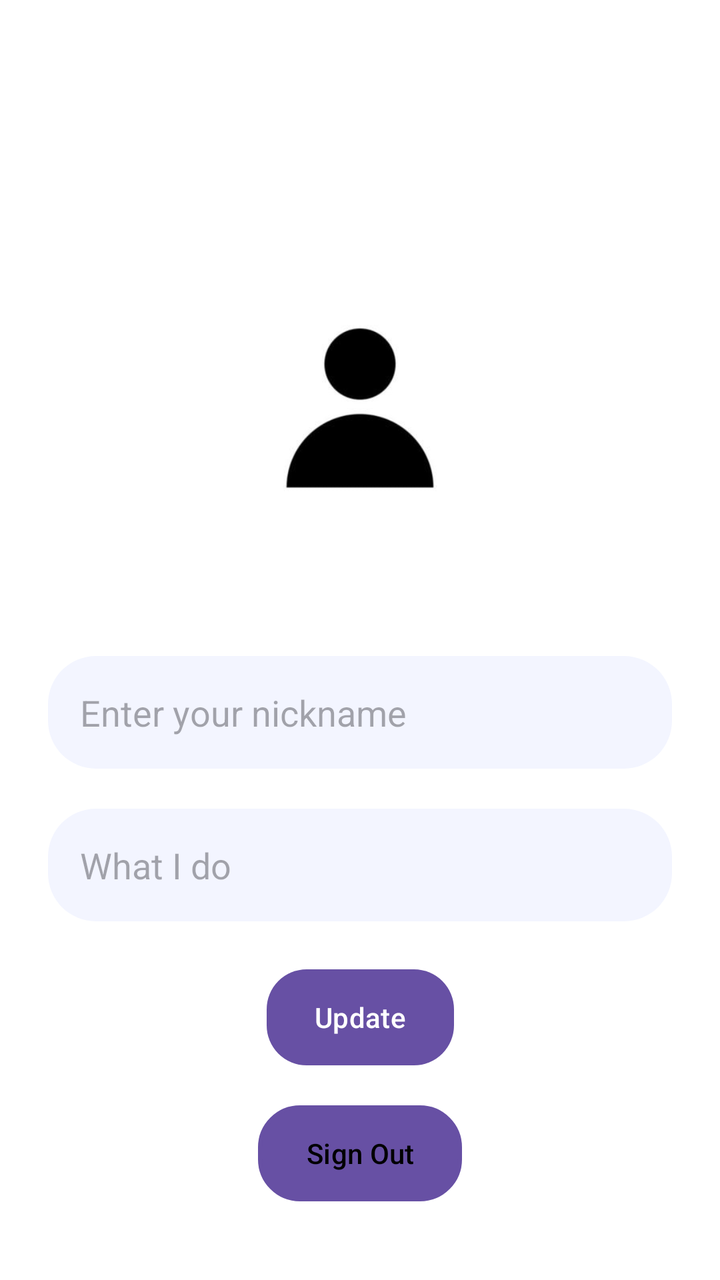
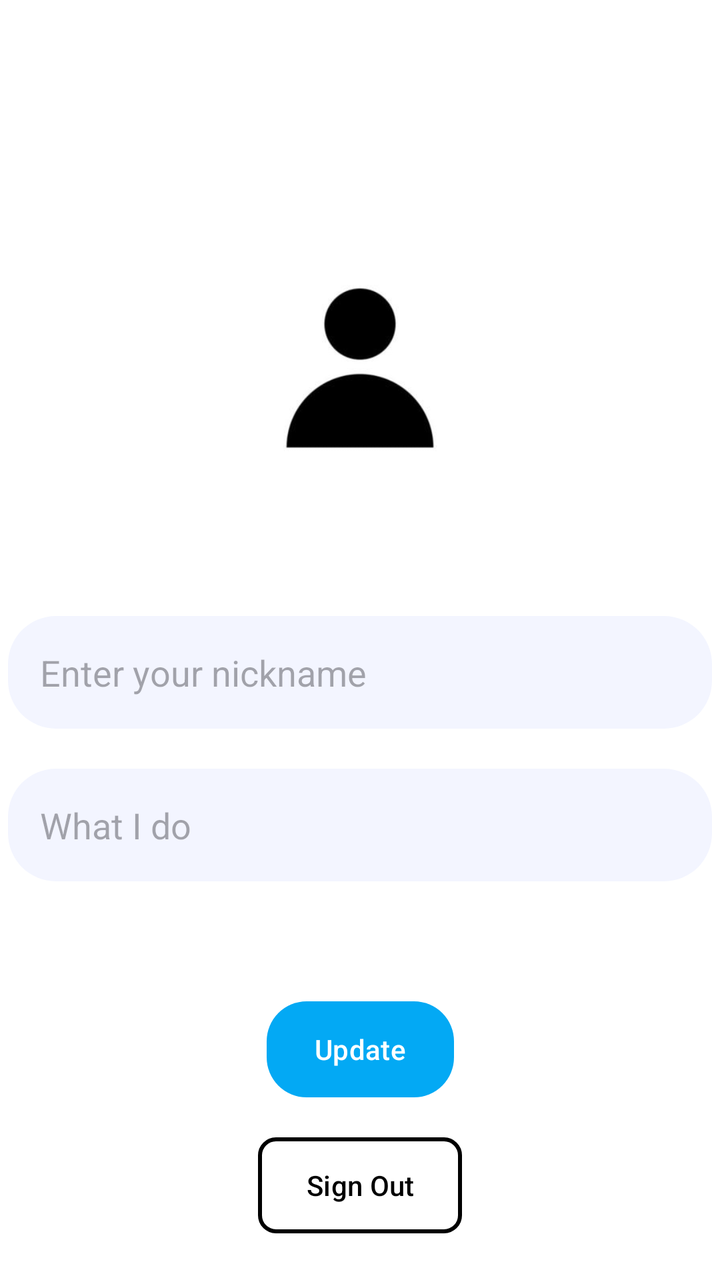

Two renders of the same Android screen: before a commit and after it. Below are the layout's source before the change and the commit's diff.
<!-- AndroidManifest.xml: application theme Theme.MessengerApp -->
<!-- res/layout/activity_profile.xml -->
<?xml version="1.0" encoding="utf-8"?>
<androidx.constraintlayout.widget.ConstraintLayout
    xmlns:android="http://schemas.android.com/apk/res/android"
    xmlns:app="http://schemas.android.com/apk/res-auto"
    android:layout_width="match_parent"
    android:layout_height="match_parent"
    android:background="@color/white"
    android:padding="@dimen/screen_padding">

    <ImageView
        android:id="@+id/ivProfileImage"
        android:layout_width="@dimen/profile_image_size"
        android:layout_height="@dimen/profile_image_size"
        android:layout_marginTop="@dimen/avatar_margin_top"
        android:background="@drawable/circle_shape"
        android:scaleType="centerCrop"
        android:src="@drawable/profile_picture"
        app:layout_constraintTop_toTopOf="parent"
        app:layout_constraintStart_toStartOf="parent"
        app:layout_constraintEnd_toEndOf="parent"
        app:layout_constraintHorizontal_bias="0.5" />

    <EditText
        android:id="@+id/etNickname"
        android:layout_width="0dp"
        android:layout_height="wrap_content"
        android:layout_marginTop="@dimen/input_margin_top"
        android:background="@drawable/edit_text"
        android:hint="@string/nickname"
        android:padding="@dimen/input_padding"
        app:layout_constraintTop_toBottomOf="@id/ivProfileImage"
        app:layout_constraintStart_toStartOf="parent"
        app:layout_constraintEnd_toEndOf="parent" />

    <EditText
        android:id="@+id/etProfession"
        android:layout_width="0dp"
        android:layout_height="wrap_content"
        android:layout_marginTop="@dimen/input_spacing"
        android:background="@drawable/edit_text"
        android:hint="@string/profession"
        android:padding="@dimen/input_padding"
        app:layout_constraintTop_toBottomOf="@id/etNickname"
        app:layout_constraintStart_toStartOf="parent"
        app:layout_constraintEnd_toEndOf="parent" />

    <Button
        android:id="@+id/btnUpdate"
        android:layout_width="wrap_content"
        android:layout_height="wrap_content"
        android:layout_marginTop="@dimen/button_margin_top"
        android:background="@drawable/button_design"
        android:text="@string/update"
        android:textAllCaps="false"
        android:textColor="@color/white"
        app:layout_constraintTop_toBottomOf="@id/etProfession"
        app:layout_constraintStart_toStartOf="parent"
        app:layout_constraintEnd_toEndOf="parent"
        app:layout_constraintHorizontal_bias="0.5" />

    <Button
        android:id="@+id/btnSignOut"
        android:layout_width="wrap_content"
        android:layout_height="wrap_content"
        android:layout_marginTop="@dimen/input_spacing"
        android:background="@drawable/outlined_button"
        android:text="@string/sign_out"
        android:textAllCaps="false"
        android:textColor="@color/black"
        app:layout_constraintTop_toBottomOf="@id/btnUpdate"
        app:layout_constraintStart_toStartOf="parent"
        app:layout_constraintEnd_toEndOf="parent"
        app:layout_constraintHorizontal_bias="0.5" />

</androidx.constraintlayout.widget.ConstraintLayout>
<!-- resources referenced by this layout -->
<resources>
  <color name="black">#FF000000</color>
  <color name="white">#FFFFFFFF</color>
  <dimen name="avatar_margin_top">100dp</dimen>
  <dimen name="button_margin_top">24dp</dimen>
  <dimen name="input_margin_top">44dp</dimen>
  <dimen name="input_padding">16dp</dimen>
  <dimen name="input_spacing">20dp</dimen>
  <dimen name="profile_image_size">160dp</dimen>
  <dimen name="screen_padding">24dp</dimen>
  <!-- drawable button_design (drawable) -->
  <selector xmlns:android="http://schemas.android.com/apk/res/android">
      <item>
          <shape>
              <solid android:color="@color/blue" />
              <corners android:radius="20dp" />
          </shape>
      </item>
  </selector>
  <!-- drawable circle_shape (drawable) -->
  <shape xmlns:android="http://schemas.android.com/apk/res/android"
      android:shape="oval">
      <solid android:color="@android:color/white" />
  </shape>
  <!-- drawable edit_text (drawable) -->
  <shape xmlns:android="http://schemas.android.com/apk/res/android">
      <solid android:color="#F3F5FF" />
      <corners android:radius="24dp" />
  </shape>
  <!-- drawable outlined_button (drawable) -->
  <shape xmlns:android="http://schemas.android.com/apk/res/android">
      <solid android:color="@android:color/white" />
      <stroke android:width="2dp" android:color="@color/blue" />
      <corners android:radius="20dp" />
  </shape>
  <!-- drawable profile_picture: jpg bitmap (drawable, 2689 bytes) -->
  <string name="nickname">Enter your nickname</string>
  <string name="profession">What I do</string>
  <string name="sign_out">Sign Out</string>
  <string name="update">Update</string>
  <style name="Theme.MessengerApp" parent="Base.Theme.MessengerApp" />
  <color name="blue">#4A67FF</color>
  <style name="Base.Theme.MessengerApp" parent="Theme.Material3.DayNight.NoActionBar">
          
          
      </style>
</resources>

<!-- the commit's change to res/layout/activity_profile.xml (unified diff, before → after) -->
@@ -50,6 +50,7 @@
         android:layout_height="wrap_content"
         android:layout_marginTop="@dimen/button_margin_top"
         android:background="@drawable/button_design"
+        app:backgroundTint="@null"
         android:text="@string/update"
         android:textAllCaps="false"
         android:textColor="@color/white"
@@ -64,6 +65,7 @@
         android:layout_height="wrap_content"
         android:layout_marginTop="@dimen/input_spacing"
         android:background="@drawable/outlined_button"
+        app:backgroundTint="@null"
         android:text="@string/sign_out"
         android:textAllCaps="false"
         android:textColor="@color/black"
@@ -72,4 +74,7 @@
         app:layout_constraintEnd_toEndOf="parent"
         app:layout_constraintHorizontal_bias="0.5" />
 
+
+    
+
 </androidx.constraintlayout.widget.ConstraintLayout>
<!-- resource entries referenced after the edit -->
@@ -3,18 +3,18 @@
   <color name="black">#FF000000</color>
   <color name="white">#FFFFFFFF</color>
   <dimen name="avatar_margin_top">100dp</dimen>
-  <dimen name="button_margin_top">24dp</dimen>
+  <dimen name="button_margin_top">60dp</dimen>
   <dimen name="input_margin_top">44dp</dimen>
   <dimen name="input_padding">16dp</dimen>
   <dimen name="input_spacing">20dp</dimen>
   <dimen name="profile_image_size">160dp</dimen>
-  <dimen name="screen_padding">24dp</dimen>
+  <dimen name="screen_padding">4dp</dimen>
   <!-- drawable button_design (drawable) -->
   <selector xmlns:android="http://schemas.android.com/apk/res/android">
       <item>
           <shape>
               <solid android:color="@color/blue" />
-              <corners android:radius="20dp" />
+              <corners android:radius="@dimen/button_radius" />
           </shape>
       </item>
   </selector>
@@ -29,10 +29,13 @@
       <corners android:radius="24dp" />
   </shape>
   <!-- drawable outlined_button (drawable) -->
+  <?xml version="1.0" encoding="utf-8"?>
   <shape xmlns:android="http://schemas.android.com/apk/res/android">
-      <solid android:color="@android:color/white" />
-      <stroke android:width="2dp" android:color="@color/blue" />
-      <corners android:radius="20dp" />
+      <solid android:color="@android:color/transparent" />
+      <stroke
+          android:width="2dp"
+          android:color="@color/black" />
+      <corners android:radius="8dp" />
   </shape>
   <!-- drawable profile_picture: jpg bitmap (drawable, 2689 bytes) -->
   <string name="nickname">Enter your nickname</string>
@@ -40,7 +43,8 @@
   <string name="sign_out">Sign Out</string>
   <string name="update">Update</string>
   <style name="Theme.MessengerApp" parent="Base.Theme.MessengerApp" />
-  <color name="blue">#4A67FF</color>
+  <color name="blue">#03A9F4</color>
+  <dimen name="button_radius">20dp</dimen>
   <style name="Base.Theme.MessengerApp" parent="Theme.Material3.DayNight.NoActionBar">
           
           
